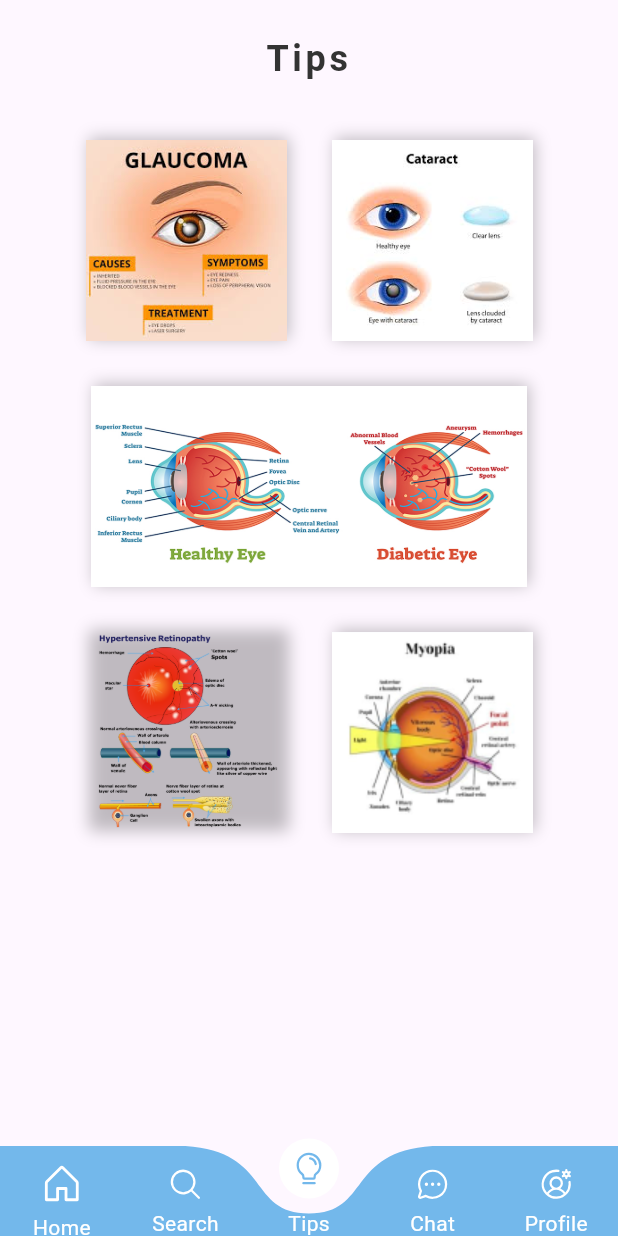
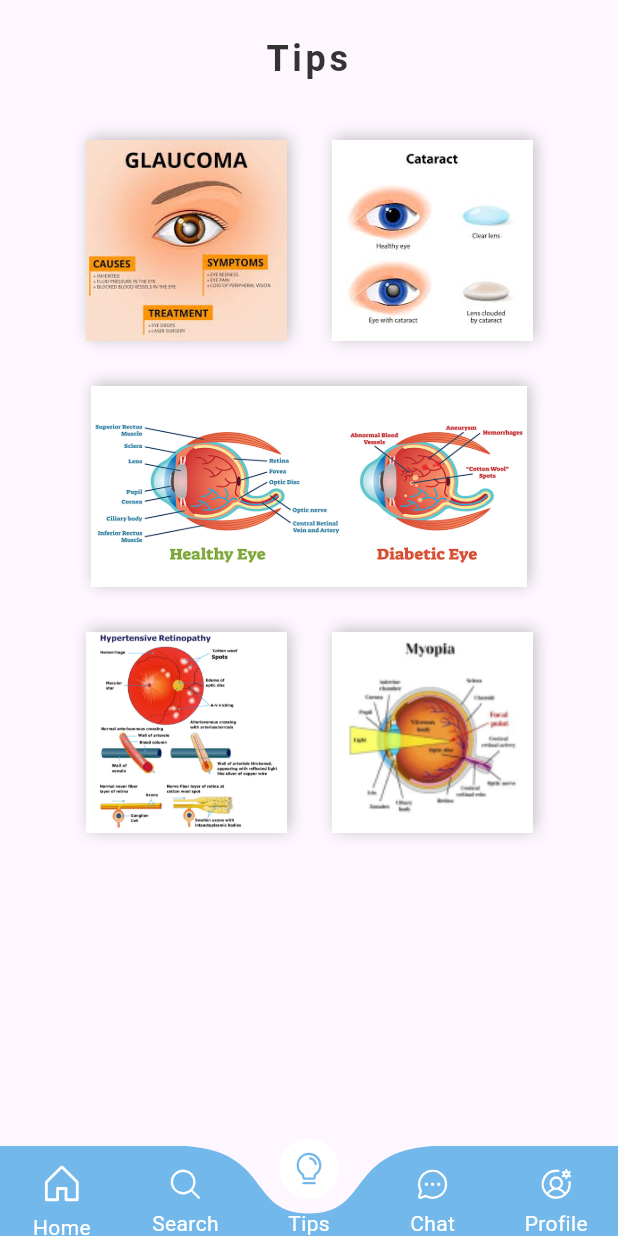
Before and after one commit to nada-elmetwaly/eye_scan, a Flutter app: the screen it shows after launch, item 3 of the bottom bar chosen, on a phone screen of 412 x 824 dp. Run offline on Flutter 3.47's test engine with Material 3 defaults, Android fonts, the phone set to English and light mode, and no system bars; drawn by our look-alikes of curved_labeled_navigation_bar; our stand-ins replace flutter_rating_bar, phosphor_flutter; Roboto replaces fonts that are missing (Baloo Bhai 2); project files that could hold a hidden picture were left out.

Commit message:
create tips page

```diff
--- a/lib/screens/tips_screen.dart
+++ b/lib/screens/tips_screen.dart
@@ -48,7 +48,7 @@ class tipsScreen extends StatelessWidget {
           Row(
             mainAxisAlignment: MainAxisAlignment.center,
             children: [
-              TipComponent(img: 'assetes/anatomy.png',width: 134,height: 134,),
+              TipComponent(img: 'assetes/hg.jpg',width: 134,height: 134,),
               SizedBox(width: 30,),
               TipComponent(img: 'assetes/mayob.png',width: 134,height: 134,),
             ],
```
Also changed, not shown: assetes/hg.jpg (added).
